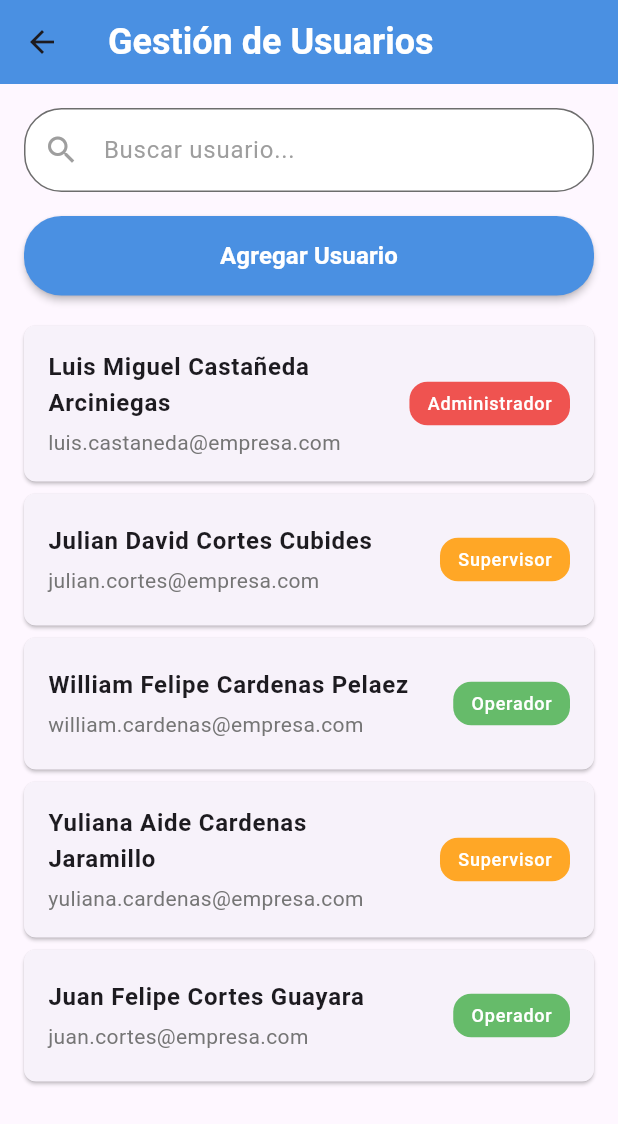
After one commit to lmcadev-productApp/ProducApp, a Flutter app: the UserManagementScreen screen opened directly, on a phone screen of 412 x 824 dp. The commit adds this screen. Shown: the top 1124 px of the screen. Run offline on Flutter 3.47's test engine with Material 3 defaults, Android fonts, the phone set to English and light mode, and no system bars.

Commit message:
Pantalla de administrador: vista de gestión de usuarios parcialmente implementada
- Creación de la pantalla de administración con UI para gestión de usuarios
- Desarrollo de un modelo de usuario de prueba que recibe datos en JSON
- Añadida carpeta utils con método para cambiar el color del rol dinámicamente
- Implementados métodos iniciales para llamar funcionalidades de gestión de usuarios
- En progreso: desarrollo de ventana emergente para acciones adicionales recibiendo el modelo crrecto

```diff
--- /dev/null
+++ b/frontend/lib/models/admin/user_test.dart
@@ -0,0 +1,17 @@
+class User {
+  final String name;
+  final String email;
+  final String role;
+
+  User({required this.name, required this.email, required this.role});
+
+  //Recibir los datos del backend
+  factory User.fromJson(Map<String, dynamic> json) {
+    return User(name: json['name'], email: json['email'], role: json['role']);
+  }
+
+  //Enviar los datos al backend
+  Map<String, dynamic> toJson() {
+    return {'name': name, 'email': email, 'role': role};
+  }
+}
--- /dev/null
+++ b/frontend/lib/screens/admin/users_page.dart
@@ -0,0 +1,190 @@
+import 'package:flutter/material.dart';
+import 'package:frontend/models/admin/user_test.dart';
+import 'package:frontend/services/data_service_test.dart';
+import 'package:frontend/widgets/admin/user_card.dart';
+
+class UserManagementScreen extends StatefulWidget {
+  @override
+  _UserManagementScreenState createState() => _UserManagementScreenState();
+}
+
+class _UserManagementScreenState extends State<UserManagementScreen> {
+  final TextEditingController _searchController = TextEditingController();
+
+  List<User> users = DataService.users;
+  List<User> filteredUsers = [];
+
+  @override
+  void initState() {
+    super.initState();
+    filteredUsers = users;
+    _searchController.addListener(_filterUsers);
+  }
+
+  void _filterUsers() {
+    final query = _searchController.text.toLowerCase();
+    setState(() {
+      filteredUsers = users.where((user) {
+        return user.name.toLowerCase().contains(query) ||
+            user.email.toLowerCase().contains(query) ||
+            user.role.toLowerCase().contains(query);
+      }).toList();
+    });
+  }
+
+  void _addUser() {
+    print("Agregar usuario");
+    // Navegar o abrir diálogo
+  }
+
+  void _editUser(User user) {
+    print("Editar usuario: ${user.name}");
+  }
+
+  void _deleteUser(User user) {
+    setState(() {
+      users.remove(user);
+      filteredUsers.remove(user);
+    });
+    print("Usuario eliminado: ${user.name}");
+  }
+
+  //Mini ventana que sale al manetner precionado a un usuario
+  void _showUserOptions(User user) {
+    showModalBottomSheet(
+      context: context,
+      builder: (_) => Padding(
+        padding: const EdgeInsets.all(16),
+        child: Column(
+          mainAxisSize: MainAxisSize.min,
+          children: [
+            Text(
+              user.name,
+              style: const TextStyle(fontSize: 18, fontWeight: FontWeight.bold),
+            ),
+            const SizedBox(height: 16),
+            ListTile(
+              leading: const Icon(Icons.edit, color: Colors.blue),
+              title: const Text('Editar'),
+              onTap: () {
+                //Logica Editar
+                Navigator.pop(context);
+                _editUser(user);
+              },
+            ),
+            ListTile(
+              leading: const Icon(Icons.delete, color: Colors.red),
+              title: const Text('Eliminar'),
+              onTap: () {
+                //Logica Eliminar
+                Navigator.pop(context);
+                _deleteUser(user);
+              },
+            ),
+          ],
+        ),
+      ),
+    );
+  }
+
+  @override
+  void dispose() {
+    _searchController.dispose();
+    super.dispose();
+  }
+
+  @override
+  Widget build(BuildContext context) {
+    return Scaffold(
+      appBar: AppBar(
+        title: const Text(
+          'Gestión de Usuarios',
+          style: TextStyle(
+            fontSize: 24,
+            fontWeight: FontWeight.bold,
+            color: Colors.white,
+          ),
+        ),
+        backgroundColor: const Color(0xFF4A90E2),
+        elevation: 0,
+      ),
+      body: Padding(
+        padding: const EdgeInsets.all(16),
+        child: Column(
+          children: [
+            // Búsqueda
+            Container(
+              decoration: BoxDecoration(
+                color: Colors.white,
+                borderRadius: BorderRadius.circular(25),
+                border: Border.all(
+                  color: Color.fromARGB(255, 109, 109, 109),
+                  width: 1,
+                ),
+              ),
+              child: TextField(
+                controller: _searchController,
+                style: TextStyle(color: Colors.black87),
+                decoration: InputDecoration(
+                  hintText: 'Buscar usuario...',
+                  hintStyle: TextStyle(color: Colors.grey[500]),
+                  prefixIcon: Icon(Icons.search, color: Colors.grey[500]),
+                  border: InputBorder
+                      .none, // Sin borde porque ya lo pone el Container
+                  contentPadding: EdgeInsets.symmetric(
+                    horizontal: 20,
+                    vertical: 15,
+                  ),
+                ),
+              ),
+            ),
+
+            const SizedBox(height: 16),
+            // Botón agregar
+            SizedBox(
+              width: double.infinity,
+              child: ElevatedButton(
+                onPressed: _addUser,
+                style: ElevatedButton.styleFrom(
+                  backgroundColor: const Color(0xFF4A90E2),
+                  foregroundColor: Colors.white,
+                  padding: const EdgeInsets.symmetric(vertical: 15),
+                  shape: RoundedRectangleBorder(
+                    borderRadius: BorderRadius.circular(25),
+                  ),
+                  elevation: 2,
+                ),
+                child: const Text(
+                  'Agregar Usuario',
+                  style: TextStyle(fontSize: 16, fontWeight: FontWeight.w600),
+                ),
+              ),
+            ),
+            const SizedBox(height: 20),
+            // Lista de usuarios
+            Expanded(
+              child: filteredUsers.isEmpty
+                  ? Center(
+                      child: Text(
+                        'No se encontraron usuarios',
+                        style: TextStyle(fontSize: 16, color: Colors.grey[600]),
+                      ),
+                    )
+                  : ListView.builder(
+                      itemCount: filteredUsers.length,
+                      itemBuilder: (_, i) {
+                        final user = filteredUsers[i];
+                        return UserCard(
+                          user: user,
+                          onTap: () => print("👤 Usuario: ${user.name}"),
+                          onLongPress: () => _showUserOptions(user),
+                        );
+                      },
+                    ),
+            ),
+          ],
+        ),
+      ),
+    );
+  }
+}
--- a/frontend/lib/screens/home_page.dart
+++ b/frontend/lib/screens/home_page.dart
@@ -1,5 +1,6 @@
 import 'package:flutter/material.dart';
 import 'package:frontend/screens/test_navbar_page.dart';
+import 'package:frontend/screens/admin/users_page.dart';
 
 class HomePage extends StatefulWidget {
   final String userRole;
@@ -24,8 +25,7 @@ class _HomePageState extends State<HomePage> {
       case 'admin':
         _pages = [
           WidgetGenerico(),
-          WidgetGenerico(),
-          WidgetGenerico(),
+          UserManagementScreen(),
           WidgetGenerico(),
           WidgetGenerico(),
           //AdminDashboard(),
@@ -39,7 +39,6 @@ class _HomePageState extends State<HomePage> {
             icon: Icon(Icons.dashboard),
             label: 'Dashboard',
           ),
-          BottomNavigationBarItem(icon: Icon(Icons.security), label: 'Roles'),
           BottomNavigationBarItem(icon: Icon(Icons.people), label: 'Usuarios'),
           BottomNavigationBarItem(icon: Icon(Icons.layers), label: 'Etapas'),
           BottomNavigationBarItem(
--- /dev/null
+++ b/frontend/lib/services/data_service_test.dart
@@ -0,0 +1,34 @@
+import 'package:frontend/models/admin/user_test.dart';
+
+class DataService {
+  static List<Map<String, dynamic>> mockJsonData = [
+    {
+      "name": "Luis Miguel Castañeda Arciniegas",
+      "email": "luis.castaneda@empresa.com",
+      "role": "Administrador",
+    },
+    {
+      "name": "Julian David Cortes Cubides",
+      "email": "julian.cortes@empresa.com",
+      "role": "Supervisor",
+    },
+    {
+      "name": "William Felipe Cardenas Pelaez",
+      "email": "william.cardenas@empresa.com",
+      "role": "Operador",
+    },
+    {
+      "name": "Yuliana Aide Cardenas Jaramillo",
+      "email": "yuliana.cardenas@empresa.com",
+      "role": "Supervisor",
+    },
+    {
+      "name": "Juan Felipe Cortes Guayara",
+      "email": "juan.cortes@empresa.com",
+      "role": "Operador",
+    },
+  ];
+
+  static List<User> get users =>
+      mockJsonData.map((json) => User.fromJson(json)).toList();
+}
--- /dev/null
+++ b/frontend/lib/utils/admin/role_color.dart
@@ -0,0 +1,14 @@
+import 'package:flutter/material.dart';
+
+Color getRoleColor(String role) {
+  switch (role) {
+    case 'Administrador':
+      return Colors.red[400]!;
+    case 'Supervisor':
+      return Colors.orange[400]!;
+    case 'Operador':
+      return Colors.green[400]!;
+    default:
+      return Colors.grey[400]!;
+  }
+}
--- /dev/null
+++ b/frontend/lib/widgets/admin/user_card.dart
@@ -0,0 +1,56 @@
+import 'package:flutter/material.dart';
+import 'package:frontend/models/admin/user_test.dart';
+import 'package:frontend/utils/admin/role_color.dart';
+
+class UserCard extends StatelessWidget {
+  final User user;
+  final VoidCallback onTap;
+  final VoidCallback onLongPress;
+
+  const UserCard({
+    Key? key,
+    required this.user,
+    required this.onTap,
+    required this.onLongPress,
+  }) : super(key: key);
+
+  @override
+  Widget build(BuildContext context) {
+    return Card(
+      margin: const EdgeInsets.only(bottom: 8),
+      elevation: 1,
+      shape: RoundedRectangleBorder(borderRadius: BorderRadius.circular(8)),
+      child: ListTile(
+        contentPadding: const EdgeInsets.symmetric(horizontal: 16, vertical: 8),
+        title: Text(
+          user.name,
+          style: const TextStyle(fontWeight: FontWeight.w600, fontSize: 16),
+        ),
+        subtitle: Padding(
+          padding: const EdgeInsets.only(top: 4),
+          child: Text(
+            user.email,
+            style: TextStyle(color: Colors.grey[600], fontSize: 14),
+          ),
+        ),
+        trailing: Container(
+          padding: const EdgeInsets.symmetric(horizontal: 12, vertical: 6),
+          decoration: BoxDecoration(
+            color: getRoleColor(user.role),
+            borderRadius: BorderRadius.circular(12),
+          ),
+          child: Text(
+            user.role,
+            style: const TextStyle(
+              color: Colors.white,
+              fontSize: 12,
+              fontWeight: FontWeight.w500,
+            ),
+          ),
+        ),
+        onTap: onTap,
+        onLongPress: onLongPress,
+      ),
+    );
+  }
+}
--- a/frontend/lib/widgets/login_form.dart
+++ b/frontend/lib/widgets/login_form.dart
@@ -66,7 +66,7 @@ class LoginForm extends StatelessWidget {
               //Logica
               String email = _emailController.text;
               String password = _passwordController.text;
-              String userRole = 'operario';
+              String userRole = 'admin';
 
               if (email.isNotEmpty && password.isNotEmpty) {
                 print(email);
```
